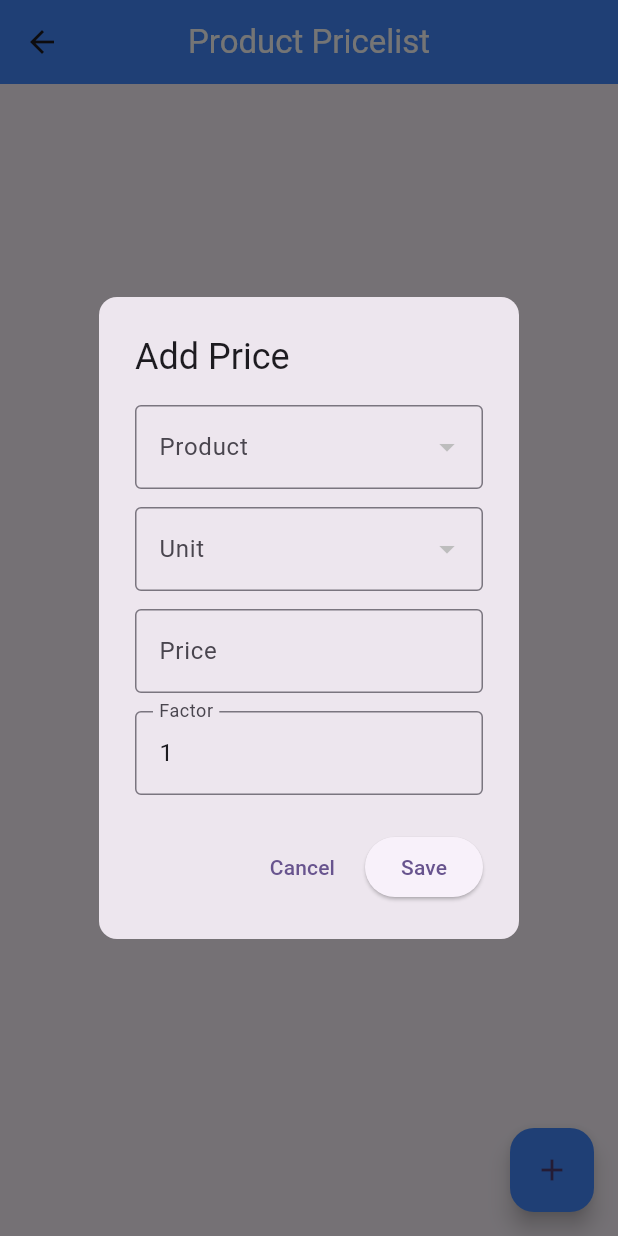
After one commit to minkhantkyaw-mobile/sale_order_page_with_bloc, a Flutter app: the ProductPriceListScreen screen opened directly, after a tap on the "add" icon, on a phone screen of 412 x 824 dp. The commit adds this screen. Run offline on Flutter 3.47's test engine with Material 3 defaults, Android fonts, the phone set to English and light mode, and no system bars; our stand-ins replace equatable, flutter_bloc, get, sqflite; accounts and stored records are empty.

Commit message:
polish some code

```diff
--- a/lib/ui/product_form_screen.dart
+++ b/lib/ui/product_form_screen.dart
@@ -3,8 +3,6 @@ import 'package:flutter_bloc/flutter_bloc.dart';
 import 'package:get/get.dart';
 import 'package:sale_order_project/bloc/product_unit/product_unit_bloc.dart';
 import 'package:sale_order_project/bloc/product_unit/product_unit_state.dart';
-import 'package:sale_order_project/repository/product_category_respository.dart';
-import 'package:sale_order_project/repository/product_unit_repositroy.dart';
 import 'package:sale_order_project/ui/product_category_screen.dart';
 import 'package:sale_order_project/ui/product_list_screen.dart';
 import 'package:sale_order_project/ui/product_price_list_screen.dart';
@@ -16,7 +14,6 @@ import '../bloc/product_category/product_category_state.dart';
 import '../models/product_category_model.dart';
 import '../models/product_model.dart';
 import '../models/product_unit_model.dart';
-import '../services/db_service.dart';
 import '../widgets/navigation_button.dart';
 
 class ProductFormScreen extends StatefulWidget {
--- /dev/null
+++ b/lib/widgets/product_price_list_form_dialog.dart
@@ -0,0 +1,128 @@
+import 'package:flutter/material.dart';
+import 'package:flutter_bloc/flutter_bloc.dart';
+import '../bloc/product_price_list/product_price_list_bloc.dart';
+import '../bloc/product_price_list/product_price_list_event.dart';
+import '../models/product_model.dart';
+import '../models/product_unit_model.dart';
+import '../models/product_price_list_model.dart';
+
+class ProductPriceListFormDialog extends StatefulWidget {
+  final ProductPriceListModel? pricelist;
+  final List<Product> products;
+  final List<Unit> units;
+
+  const ProductPriceListFormDialog({
+    super.key,
+    this.pricelist,
+    required this.products,
+    required this.units,
+  });
+
+  @override
+  State<ProductPriceListFormDialog> createState() => _ProductPriceListFormDialogState();
+}
+
+class _ProductPriceListFormDialogState extends State<ProductPriceListFormDialog> {
+  late Product? selectedProduct;
+  late Unit? selectedUnit;
+  late TextEditingController priceController;
+  late TextEditingController factorController;
+
+  @override
+  void initState() {
+    super.initState();
+
+    selectedProduct = widget.pricelist != null
+        ? widget.products.firstWhere((p) => p.id == widget.pricelist!.productId)
+        : widget.products.isNotEmpty
+        ? widget.products.first
+        : null;
+
+    selectedUnit = widget.pricelist != null
+        ? widget.units.firstWhere((u) => u.id == widget.pricelist!.unitId)
+        : widget.units.isNotEmpty
+        ? widget.units.first
+        : null;
+
+    priceController =
+        TextEditingController(text: widget.pricelist?.price.toString() ?? '');
+    factorController =
+        TextEditingController(text: widget.pricelist?.factor.toString() ?? '1');
+  }
+
+  @override
+  Widget build(BuildContext context) {
+    return AlertDialog(
+      shape: RoundedRectangleBorder(borderRadius: BorderRadius.circular(12)),
+      title: Text(widget.pricelist == null ? 'Add Price' : 'Edit Price'),
+      content: SingleChildScrollView(
+        child: Column(
+          mainAxisSize: MainAxisSize.min,
+          children: [
+            DropdownButtonFormField<Product>(
+              value: selectedProduct,
+              decoration: const InputDecoration(
+                  labelText: 'Product', border: OutlineInputBorder()),
+              items: widget.products
+                  .map((p) => DropdownMenuItem(value: p, child: Text(p.name)))
+                  .toList(),
+              onChanged: (val) => setState(() => selectedProduct = val),
+            ),
+            const SizedBox(height: 12),
+            DropdownButtonFormField<Unit>(
+              value: selectedUnit,
+              decoration: const InputDecoration(
+                  labelText: 'Unit', border: OutlineInputBorder()),
+              items: widget.units
+                  .map((u) => DropdownMenuItem(value: u, child: Text(u.name)))
+                  .toList(),
+              onChanged: (val) => setState(() => selectedUnit = val),
+            ),
+            const SizedBox(height: 12),
+            TextField(
+              controller: priceController,
+              keyboardType: TextInputType.number,
+              decoration: const InputDecoration(
+                labelText: 'Price',
+                border: OutlineInputBorder(),
+              ),
+            ),
+            const SizedBox(height: 12),
+            TextField(
+              controller: factorController,
+              keyboardType: TextInputType.number,
+              decoration: const InputDecoration(
+                labelText: 'Factor',
+                border: OutlineInputBorder(),
+              ),
+            ),
+          ],
+        ),
+      ),
+      actions: [
+        TextButton(onPressed: () => Navigator.pop(context), child: const Text('Cancel')),
+        ElevatedButton(
+          onPressed: () {
+            if (selectedProduct != null && selectedUnit != null) {
+              final newPricelist = ProductPriceListModel(
+                id: widget.pricelist?.id ?? DateTime.now().millisecondsSinceEpoch,
+                productId: selectedProduct!.id!,
+                unitId: selectedUnit!.id!,
+                price: double.tryParse(priceController.text) ?? 0,
+                factor: double.tryParse(factorController.text) ?? 1,
+              );
+
+              if (widget.pricelist == null) {
+                context.read<ProductPricelistBloc>().add(AddPricelist(newPricelist));
+              } else {
+                context.read<ProductPricelistBloc>().add(UpdatePricelist(newPricelist));
+              }
+              Navigator.pop(context);
+            }
+          },
+          child: const Text('Save'),
+        ),
+      ],
+    );
+  }
+}
--- /dev/null
+++ b/lib/widgets/unit_form_dialog.dart
@@ -0,0 +1,50 @@
+import 'package:flutter/material.dart';
+import 'package:flutter_bloc/flutter_bloc.dart';
+import '../bloc/product_unit/product_unit_bloc.dart';
+import '../bloc/product_unit/product_unit_event.dart';
+import '../models/product_unit_model.dart';
+
+class UnitFormDialog extends StatelessWidget {
+  final Unit? unit;
+
+  const UnitFormDialog({super.key, this.unit});
+
+  @override
+  Widget build(BuildContext context) {
+    final nameController = TextEditingController(text: unit?.name ?? '');
+
+    return AlertDialog(
+      shape: RoundedRectangleBorder(borderRadius: BorderRadius.circular(12)),
+      title: Text(unit == null ? 'Add Unit' : 'Edit Unit'),
+      content: TextField(
+        controller: nameController,
+        decoration: const InputDecoration(
+          labelText: 'Unit Name',
+          border: OutlineInputBorder(),
+        ),
+      ),
+      actions: [
+        TextButton(
+          onPressed: () => Navigator.pop(context),
+          child: const Text('Cancel'),
+        ),
+        ElevatedButton(
+          onPressed: () {
+            final newUnit = Unit(
+              id: unit?.id ?? DateTime.now().millisecondsSinceEpoch,
+              name: nameController.text.trim(),
+            );
+
+            if (unit == null) {
+              context.read<UnitBloc>().add(AddUnit(newUnit));
+            } else {
+              context.read<UnitBloc>().add(UpdateUnit(newUnit));
+            }
+            Navigator.pop(context);
+          },
+          child: const Text('Save'),
+        ),
+      ],
+    );
+  }
+}
```
Also changed, not shown: lib/repository/product_category_respository.dart (deleted, +0 -18 lines), lib/repository/product_unit_repositroy.dart (deleted, +0 -18 lines), lib/services/db_service.dart (+1 -30 lines), lib/ui/product_list_screen.dart (+26 -2 lines), lib/ui/product_price_list_screen.dart (+18 -105 lines), lib/ui/product_unit_screen.dart (+15 -44 lines).
